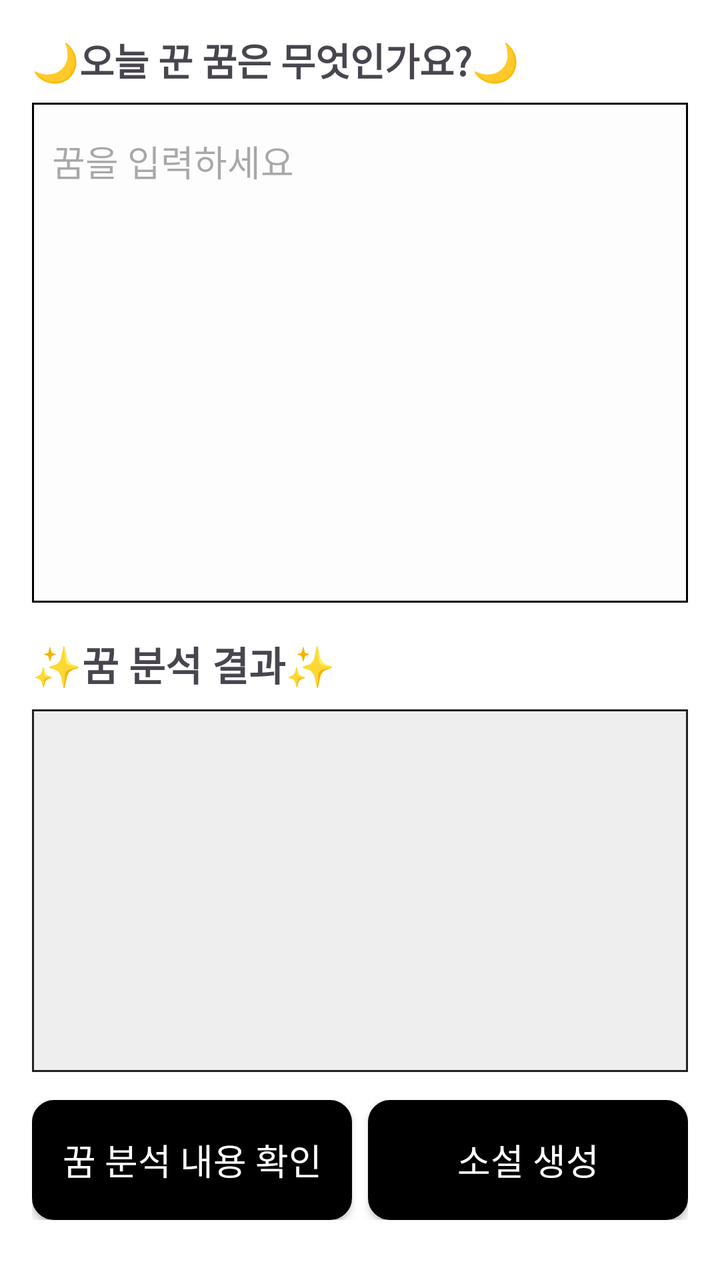
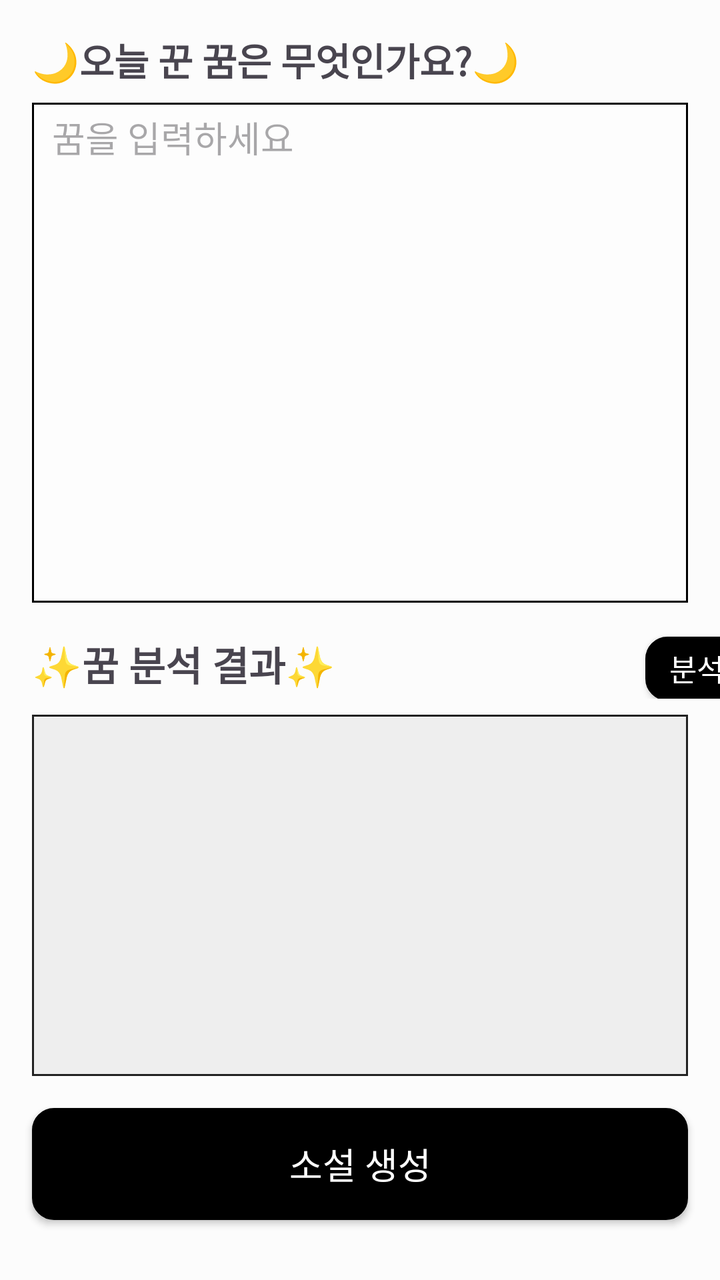

Screens rendered from an Android XML layout before and after an edit, with the pre-edit source and the edit as a unified diff.
<!-- AndroidManifest.xml: application theme Theme.Material3.DayNight.NoActionBar -->
<!-- res/layout/activity_diary.xml -->
<?xml version="1.0" encoding="utf-8"?>
<LinearLayout xmlns:android="http://schemas.android.com/apk/res/android"
    android:layout_width="match_parent"
    android:layout_height="match_parent"
    android:orientation="vertical"
    android:background="#FFFFFF">

    
    <TextView
        android:id="@+id/tvDreamPrompt"
        android:layout_width="wrap_content"
        android:layout_height="wrap_content"
        android:text="@string/button_label_8"
        android:layout_marginStart="16dp"
        android:layout_marginTop="16dp"
        android:textSize="19sp"
        android:textStyle="bold"
        android:fontFamily="@font/spoqahansansneo_bold"/>

    <EditText
        android:id="@+id/etDreamInput"
        android:layout_width="match_parent"
        android:layout_height="250dp"
        android:gravity="top"
        android:background="@drawable/tv_border"
        android:hint="@string/button_label_7"
        android:paddingStart="10dp"
        android:paddingLeft="10dp"
        android:layout_marginStart="16dp"
        android:layout_marginEnd="16dp"
        android:layout_marginTop="8dp"
        android:padding="16dp"
        android:inputType="textMultiLine"
        android:autofillHints="username"/>

    
    <TextView
        android:id="@+id/tvAnalysisLabel"
        android:layout_width="wrap_content"
        android:layout_height="wrap_content"
        android:text="@string/button_label_6"
        android:layout_marginStart="16dp"
        android:layout_marginTop="16dp"
        android:textSize="20sp"
        android:fontFamily="@font/spoqahansansneo_bold"
        android:textStyle="bold"/>

    
    <ScrollView
        android:layout_width="match_parent"
        android:layout_height="0dp"
        android:layout_marginStart="16dp"
        android:layout_marginEnd="16dp"
        android:layout_marginTop="8dp"
        android:layout_weight="1"
        android:background="@drawable/box_border"
        android:overScrollMode="always"
        android:scrollbars="vertical">

        <TextView
            android:id="@+id/tvDreamAnalysis"
            android:layout_width="match_parent"
            android:layout_height="wrap_content"
            android:padding="16dp"
            android:textSize="14sp"/>
    </ScrollView>

    
    <LinearLayout
        android:layout_width="match_parent"
        android:layout_height="wrap_content"
        android:layout_marginStart="16dp"
        android:layout_marginEnd="16dp"
        android:layout_marginBottom="30dp"
        android:layout_marginTop="14dp"
        android:orientation="horizontal"
        android:weightSum="2"
        android:gravity="center">

        <androidx.appcompat.widget.AppCompatButton
            android:id="@+id/btnAnalyze"
            android:layout_width="0dp"
            android:layout_height="60dp"
            android:layout_weight="1"
            android:textSize="18sp"
            android:background="@drawable/rounded_login"
            android:textColor="@color/white"
            android:fontFamily="@font/spoqahansansneo_bold"
            android:text="@string/button_label_5"/>

        <androidx.appcompat.widget.AppCompatButton
            android:id="@+id/btnGenerateStory"
            android:layout_width="0dp"
            android:layout_height="60dp"
            android:layout_weight="1"
            android:text="@string/button_label_4"
            android:fontFamily="@font/spoqahansansneo_bold"
            android:textSize="18sp"
            android:textColor="@color/white"
            android:background="@drawable/rounded_login"
            android:layout_marginStart="8dp"/>
    </LinearLayout>

</LinearLayout>
<!-- resources referenced by this layout -->
<resources>
  <color name="white">#FFFFFFFF</color>
  <!-- drawable box_border (drawable) -->
  <?xml version="1.0" encoding="utf-8"?>
  <shape xmlns:android="http://schemas.android.com/apk/res/android"
      android:shape="rectangle">
      <solid android:color="#EEEEEE"/> 
      <stroke android:width="1dp" android:color="#222222"/> 
      
  </shape>
  <!-- drawable rounded_login (drawable) -->
  <?xml version="1.0" encoding="utf-8"?>
  <shape xmlns:android="http://schemas.android.com/apk/res/android">
      <solid android:color="#000000"/> 
      <corners android:radius="10dp"/> 
      <stroke android:color="#000000" android:width="2dp"/> 
  </shape>
  <!-- drawable tv_border (drawable) -->
  <?xml version="1.0" encoding="utf-8"?>
  <shape xmlns:android="http://schemas.android.com/apk/res/android"
      android:shape="rectangle">
      
      <solid android:color="#FDFDFD"/>
      
      <stroke android:width="1dp" android:color="#000000"/> 
      
  </shape>
  <string name="button_label_4">"소설 생성"</string>
  <string name="button_label_5">"꿈 분석 내용 확인"</string>
  <string name="button_label_6">"✨꿈 분석 결과✨ "</string>
  <string name="button_label_7">"꿈을 입력하세요"</string>
  <string name="button_label_8">"🌙오늘 꾼 꿈은 무엇인가요?🌙"</string>
</resources>

<!-- the commit's change to res/layout/activity_diary.xml (unified diff, before → after) -->
@@ -3,7 +3,7 @@
     android:layout_width="match_parent"
     android:layout_height="match_parent"
     android:orientation="vertical"
-    android:background="#FFFFFF">
+    android:background="#fcfcfc">
 
     
     <TextView
@@ -29,21 +29,41 @@
         android:layout_marginStart="16dp"
         android:layout_marginEnd="16dp"
         android:layout_marginTop="8dp"
-        android:padding="16dp"
+        android:padding="4dp"
         android:inputType="textMultiLine"
         android:autofillHints="username"/>
 
-    
-    <TextView
-        android:id="@+id/tvAnalysisLabel"
-        android:layout_width="wrap_content"
+    <LinearLayout
+        android:layout_width="match_parent"
         android:layout_height="wrap_content"
-        android:text="@string/button_label_6"
-        android:layout_marginStart="16dp"
-        android:layout_marginTop="16dp"
-        android:textSize="20sp"
-        android:fontFamily="@font/spoqahansansneo_bold"
-        android:textStyle="bold"/>
+        >
+
+        
+        <TextView
+            android:id="@+id/tvAnalysisLabel"
+            android:layout_width="wrap_content"
+            android:layout_height="wrap_content"
+            android:text="@string/button_label_6"
+            android:layout_marginStart="16dp"
+            android:layout_marginTop="16dp"
+            android:textSize="20sp"
+            android:fontFamily="@font/spoqahansansneo_bold"
+            android:textStyle="bold"/>
+
+        <androidx.appcompat.widget.AppCompatButton
+            android:id="@+id/btnAnalyze"
+            android:layout_width="70dp"
+            android:layout_height="32dp"
+            android:layout_marginTop="16dp"
+            android:layout_marginStart="150dp"
+            android:textSize="15sp"
+            android:background="@drawable/rounded_login"
+            android:textColor="@color/white"
+            android:fontFamily="@font/spoqahansansneo_bold"
+            android:text="@string/button_label_5"/>
+    </LinearLayout>
+
+
 
     
     <ScrollView
@@ -65,40 +85,19 @@
             android:textSize="14sp"/>
     </ScrollView>
 
-    
-    <LinearLayout
+    <androidx.appcompat.widget.AppCompatButton
+        android:id="@+id/btnGenerateStory"
         android:layout_width="match_parent"
-        android:layout_height="wrap_content"
+        android:layout_height="56dp"
+        android:layout_marginTop="16dp"
         android:layout_marginStart="16dp"
         android:layout_marginEnd="16dp"
         android:layout_marginBottom="30dp"
-        android:layout_marginTop="14dp"
-        android:orientation="horizontal"
-        android:weightSum="2"
-        android:gravity="center">
+        android:text="@string/button_label_4"
+        android:fontFamily="@font/spoqahansansneo_bold"
+        android:textSize="18sp"
+        android:textColor="@color/white"
+        android:background="@drawable/rounded_login"/>
 
-        <androidx.appcompat.widget.AppCompatButton
-            android:id="@+id/btnAnalyze"
-            android:layout_width="0dp"
-            android:layout_height="60dp"
-            android:layout_weight="1"
-            android:textSize="18sp"
-            android:background="@drawable/rounded_login"
-            android:textColor="@color/white"
-            android:fontFamily="@font/spoqahansansneo_bold"
-            android:text="@string/button_label_5"/>
-
-        <androidx.appcompat.widget.AppCompatButton
-            android:id="@+id/btnGenerateStory"
-            android:layout_width="0dp"
-            android:layout_height="60dp"
-            android:layout_weight="1"
-            android:text="@string/button_label_4"
-            android:fontFamily="@font/spoqahansansneo_bold"
-            android:textSize="18sp"
-            android:textColor="@color/white"
-            android:background="@drawable/rounded_login"
-            android:layout_marginStart="8dp"/>
-    </LinearLayout>
 
 </LinearLayout>
<!-- resource entries referenced after the edit -->
@@ -27,7 +27,7 @@
       
   </shape>
   <string name="button_label_4">"소설 생성"</string>
-  <string name="button_label_5">"꿈 분석 내용 확인"</string>
+  <string name="button_label_5">"분석🔎"</string>
   <string name="button_label_6">"✨꿈 분석 결과✨ "</string>
   <string name="button_label_7">"꿈을 입력하세요"</string>
   <string name="button_label_8">"🌙오늘 꾼 꿈은 무엇인가요?🌙"</string>
